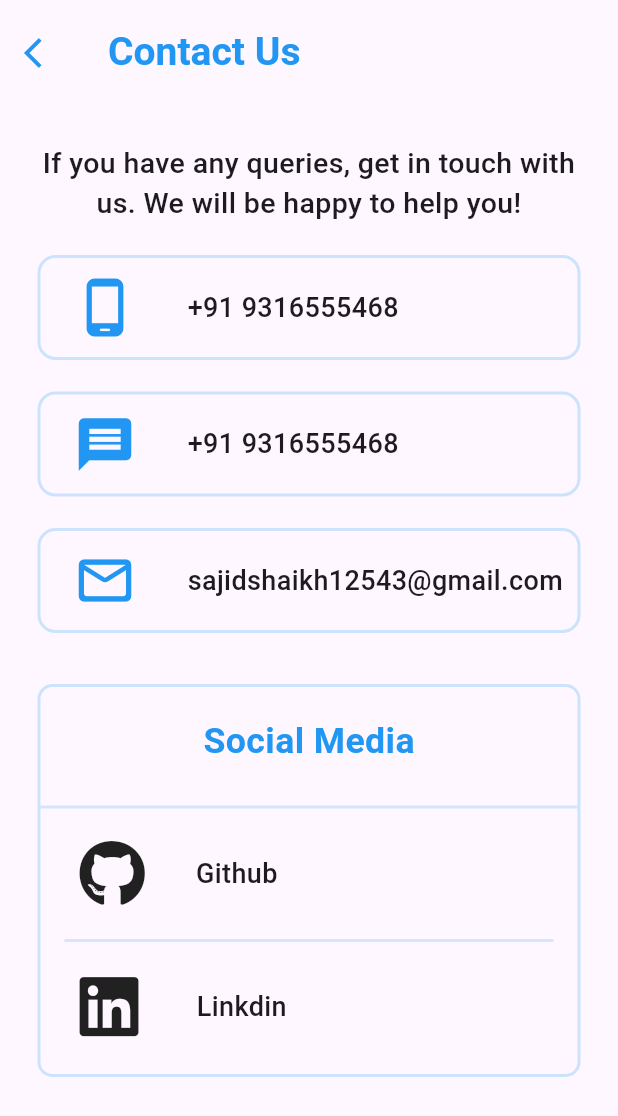
After one commit to MrSajidShaikh/advance_flutter_ch1, a Flutter app: the ContactUsPage screen opened directly, on a phone screen of 412 x 824 dp. The commit adds this screen. Shown: the top 1116 px of the screen. Run offline on Flutter 3.47's test engine with Material 3 defaults, Android fonts, the phone set to English and light mode, and no system bars; our stand-ins replace font_awesome_flutter.

Commit message:
06-07-24

```diff
--- /dev/null
+++ b/lib/Screens/Contact Us Provider/Provider/Contact _Us_Provider.dart
@@ -0,0 +1,30 @@
+
+import 'package:flutter/material.dart';
+import 'package:url_launcher/url_launcher.dart';
+
+class ContactProvider extends ChangeNotifier {
+  void launchPhoneNumber() {
+    Uri url = Uri.parse('tel: +91 9328871876');
+    launchUrl(url);
+  }
+
+  void launchSMS() {
+    Uri url = Uri.parse('sms: +91 9328871876');
+    launchUrl(url);
+  }
+
+  void launchMail() {
+    Uri url = Uri.parse('mailto: ankitumredkar77@gmail.com');
+    launchUrl(url);
+  }
+
+  void launchGithub() {
+    Uri url = Uri.parse('https://github.com/AnkitUmredkar');
+    launchUrl(url, mode: LaunchMode.inAppWebView);
+  }
+
+  void launchLinkdin() {
+    Uri url = Uri.parse('https://linkedin.com/in/ankit-umredkar-a99549289/');
+    launchUrl(url);
+  }
+}
--- /dev/null
+++ b/lib/Screens/Contact Us Provider/View/Contact_Us_Page.dart
@@ -0,0 +1,181 @@
+import 'package:flutter/material.dart';
+import 'package:font_awesome_flutter/font_awesome_flutter.dart';
+import 'package:provider/provider.dart';
+import '../Provider/Contact _Us_Provider.dart';
+
+class ContactUsPage extends StatelessWidget {
+  const ContactUsPage({super.key});
+
+  @override
+  Widget build(BuildContext context) {
+    ContactProvider contactProvider =
+        Provider.of<ContactProvider>(context, listen: false);
+    return SafeArea(
+      child: Scaffold(
+        appBar: AppBar(
+          toolbarHeight: 70,
+          leading: const Icon(
+            Icons.arrow_back_ios,
+            color: Colors.blue,
+          ),
+          title: const Text(
+            'Contact Us',
+            style: TextStyle(
+                color: Colors.blue, fontSize: 26, fontWeight: FontWeight.bold),
+          ),
+        ),
+        body: Padding(
+          padding: const EdgeInsets.all(25),
+          child: Column(
+            crossAxisAlignment: CrossAxisAlignment.center,
+            children: [
+              const Text(
+                'If you have any queries, get in touch with us. We will be happy to help you!',
+                textAlign: TextAlign.center,
+                style: TextStyle(fontSize: 19, fontWeight: FontWeight.w500),
+              ),
+              const SizedBox(
+                height: 21,
+              ),
+              GestureDetector(
+                  onTap: () {
+                    contactProvider.launchPhoneNumber();
+                  },
+                  child: buildContainer(
+                      Icons.phone_android_rounded, '+91 9316555468')),
+              const SizedBox(
+                height: 21,
+              ),
+              GestureDetector(
+                  onTap: () {
+                    contactProvider.launchSMS();
+                  },
+                  child: buildContainer(Icons.message, '+91 9316555468')),
+              const SizedBox(
+                height: 21,
+              ),
+              GestureDetector(
+                  onTap: () {
+                    contactProvider.launchMail();
+                  },
+                  child: buildContainer(Icons.mail_outline_rounded,
+                      'sajidshaikh12543@gmail.com')),
+              const SizedBox(
+                height: 34,
+              ),
+              Container(
+                  width: double.infinity,
+                  decoration: BoxDecoration(
+                    borderRadius: BorderRadius.circular(10),
+                    border: Border.all(
+                        width: 2,
+                        color: Colors.blue.shade200.withOpacity(0.45)),
+                  ),
+                  child: Column(
+                    children: [
+                      const Padding(
+                        padding: EdgeInsets.symmetric(vertical: 19),
+                        child: Text('Social Media',
+                            style: TextStyle(
+                                color: Colors.blue,
+                                fontSize: 23.8,
+                                fontWeight: FontWeight.bold)),
+                      ),
+                      Divider(
+                        thickness: 2,
+                        color: Colors.blue.shade200.withOpacity(0.38),
+                      ),
+                      GestureDetector(
+                        onTap: () {
+                          contactProvider.launchGithub();
+                        },
+                        child: const Padding(
+                          padding: EdgeInsets.all(14),
+                          child: Row(
+                            children: [
+                              SizedBox(
+                                width: 12,
+                              ),
+                              FaIcon(
+                                FontAwesomeIcons.github,
+                                size: 45,
+                              ),
+                              SizedBox(width: 34),
+                              Text(
+                                'Github',
+                                style: TextStyle(
+                                    fontSize: 18, fontWeight: FontWeight.w500),
+                              )
+                            ],
+                          ),
+                        ),
+                      ),
+                      Divider(
+                        thickness: 2,
+                        indent: 16,
+                        endIndent: 16,
+                        color: Colors.blue.shade200.withOpacity(0.38),
+                      ),
+                      GestureDetector(
+                        onTap: () {
+                          contactProvider.launchLinkdin();
+                        },
+                        child: const Padding(
+                          padding: EdgeInsets.all(14),
+                          child: Row(
+                            children: [
+                              SizedBox(
+                                width: 12,
+                              ),
+                              FaIcon(
+                                FontAwesomeIcons.linkedin,
+                                size: 45,
+                              ),
+                              SizedBox(width: 34),
+                              Text(
+                                ' Linkdin',
+                                style: TextStyle(
+                                    fontSize: 18, fontWeight: FontWeight.w500),
+                              )
+                            ],
+                          ),
+                        ),
+                      ),
+                      const SizedBox(height: 8),
+                    ],
+                  )),
+            ],
+          ),
+        ),
+      ),
+    );
+  }
+
+  Container buildContainer(var icon, String text) {
+    return Container(
+      padding: const EdgeInsets.symmetric(horizontal: 10, vertical: 12),
+      decoration: BoxDecoration(
+        borderRadius: BorderRadius.circular(12),
+        border:
+            Border.all(width: 2, color: Colors.blue.shade200.withOpacity(0.45)),
+      ),
+      child: Row(
+        children: [
+          const SizedBox(
+            width: 12,
+          ),
+          Icon(
+            icon,
+            color: Colors.blue,
+            size: 42,
+          ),
+          const SizedBox(width: 34),
+          Text(
+            text,
+            style: const TextStyle(fontSize: 18, fontWeight: FontWeight.w500),
+          )
+        ],
+      ),
+    );
+  }
+}
--- a/lib/Stepper/stepper_example.dart
+++ b/lib/Screens/Stepper/stepper_example.dart
@@ -1,5 +1,6 @@
 import 'package:flutter/material.dart';
-import '../utils/globals.dart';
+
+import '../../utils/globals.dart';
 
 class StepperExample extends StatefulWidget {
   const StepperExample({super.key});
--- a/lib/utils/routes.dart
+++ b/lib/utils/routes.dart
@@ -1,6 +1,5 @@
-import 'package:advance_flutter_ch1/Switch%20dark%20theme%20to%20light%20theme/theme_change.dart';
 import 'package:flutter/cupertino.dart';
-import '../Stepper/stepper_example.dart';
+import '../Screens/Stepper/stepper_example.dart';
 
 class AppRoutes {
   static Map<String, Widget Function(BuildContext)> routes = {
```
Also changed, not shown: pubspec.yaml (+9 -0 lines), lib/Screens/Switch dark theme to light theme/theme_change.dart (renamed from lib/Switch dark theme to light theme/theme_change.dart), pubspec.lock, 5 other files.
